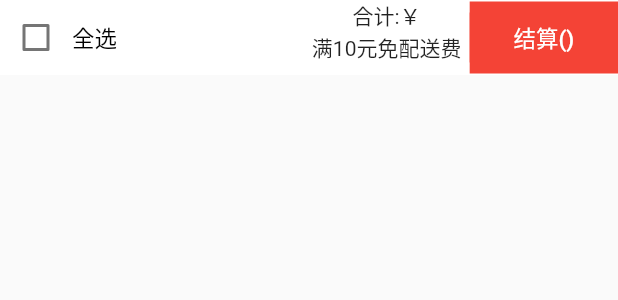
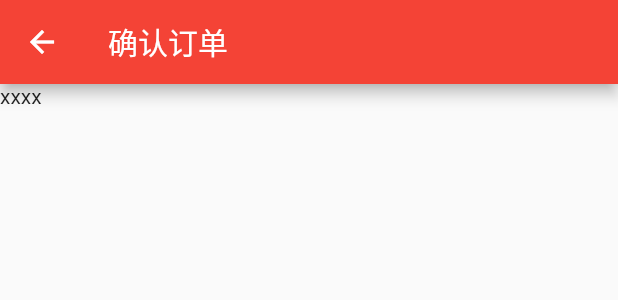
Before and after one commit to YYDreams/flutter_shop, a Flutter app: the CartBottomPage widget shown alone on an empty page, opened directly, after a tap on an icon or button, on a phone screen of 412 x 824 dp. Shown: the top 300 px of the screen. Run offline on Flutter 3.47's test engine with Material 2 defaults, Android fonts, the phone set to English and light mode, and no system bars; our stand-ins replace dio, fluro, flutter_easyrefresh, flutter_html, flutter_screenutil, flutter_swiper and 2 more; missing offline and left inert: provide; accounts and stored records are empty; network calls fail; statements that could not run were skipped.

Commit message:
构建结算页面，数据待补充

```diff
--- a/flutter_shop/lib/config/const_url.dart
+++ b/flutter_shop/lib/config/const_url.dart
@@ -31,5 +31,9 @@ static  const String getGoodDetail = "getGoodDetail";
 
 
 
+//结算页接口
+  static  const String getSettleInfo = "getSettleInfo";
+
+
 
 }
--- a/flutter_shop/lib/pages/cart_page/cart_bottom.dart
+++ b/flutter_shop/lib/pages/cart_page/cart_bottom.dart
@@ -3,7 +3,7 @@ import 'package:flutter_shop/config/color.dart';
 import '../../provide/cart_provide.dart';
 import 'package:provide/provide.dart';
 import 'package:flutter_screenutil/flutter_screenutil.dart';
-
+import '../../pages/settlement_page.dart';
 class CartBottomPage extends StatefulWidget {
   @override
   _CartBottomPageState createState() => _CartBottomPageState();
@@ -78,8 +78,12 @@ class _CartBottomPageState extends State<CartBottomPage> {
       color: kColor.primaryColor,
       child: FlatButton(
         onPressed: (){
-          //TODO 待处理
+          //TODO 待处理  Navigator.push(context,
+          //      MaterialPageRoute(builder: (context) => GoodsDetailPage(goodsId)));
           print('进入结算页面');
+          Navigator.push(context, MaterialPageRoute(builder: (context)=> SettlementPage()));
+
+
         },
         color: kColor.primaryColor,
         child: Text(
--- /dev/null
+++ b/flutter_shop/lib/pages/settlement_page.dart
@@ -0,0 +1,73 @@
+import 'package:flutter/material.dart';
+import 'package:flutter_shop/config/const_url.dart';
+import 'package:flutter_shop/service/http_service.dart';
+import 'package:dio/dio.dart';
+import 'dart:convert'; //解析数据用的
+
+class SettlementPage extends StatefulWidget {
+  @override
+  _SettlementPageState createState() => _SettlementPageState();
+}
+
+class _SettlementPageState extends State<SettlementPage> {
+
+  @override
+  Widget build(BuildContext context) {
+    return Scaffold(
+      appBar: AppBar(
+        title: Text('确认订单'),
+      ),
+      body: FutureBuilder(
+
+        future: request(kUrl.getSettleInfo, formData: null),
+        builder: (context,snapshot){
+          print('---getSettleInfo---getSettleInfo----${snapshot.hasData}');
+          return Text('xxxx');
+
+        },
+      ),
+    );
+  }
+
+
+
+  Widget _setupAddressWidget(){
+
+    return Container(
+
+
+
+    );
+
+  }
+
+
+  /**
+   * 获取商品详情数据
+   */
+//  Future getGoodsInfo() async {
+//
+////    var formData = {'goodId': goodId};
+//
+//    Dio dio = Dio();
+//
+////    dio.options.contentType = Headers.formUrlEncodedContentType;
+//
+//    await dio.post("http://127.0.0.1:3000/getSettleInfo",).then((value) {
+//      var responseData = json.decode(value.toString());
+//
+//      print("获取确认订单数据:" + responseData.toString());
+//
+//    });
+//
+//    return "";
+//
+//  }
+
+
+
+
+
+
+
+}
```
